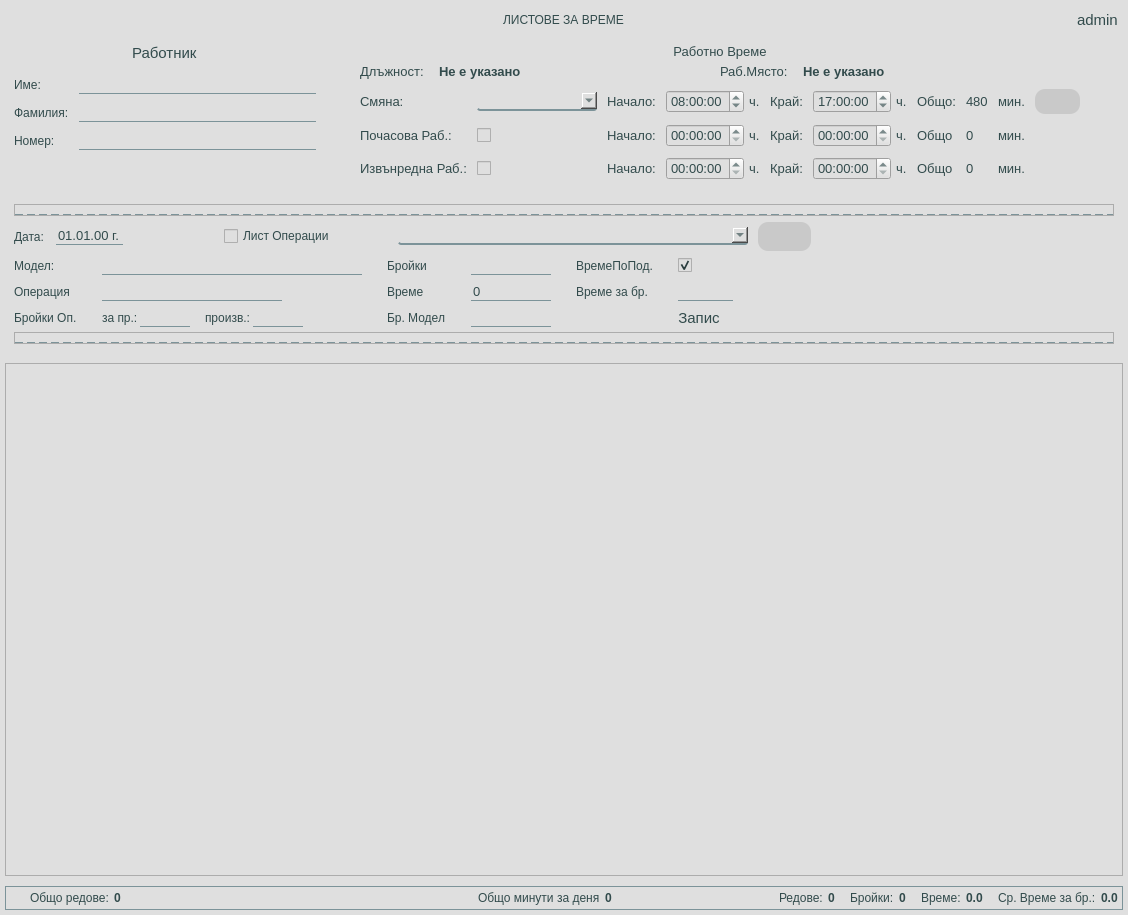
First picture: the form in app/ui/widgets/customTimePapersWidget.ui, repository DevilPhp/WorkSalary.v01, before the edit.
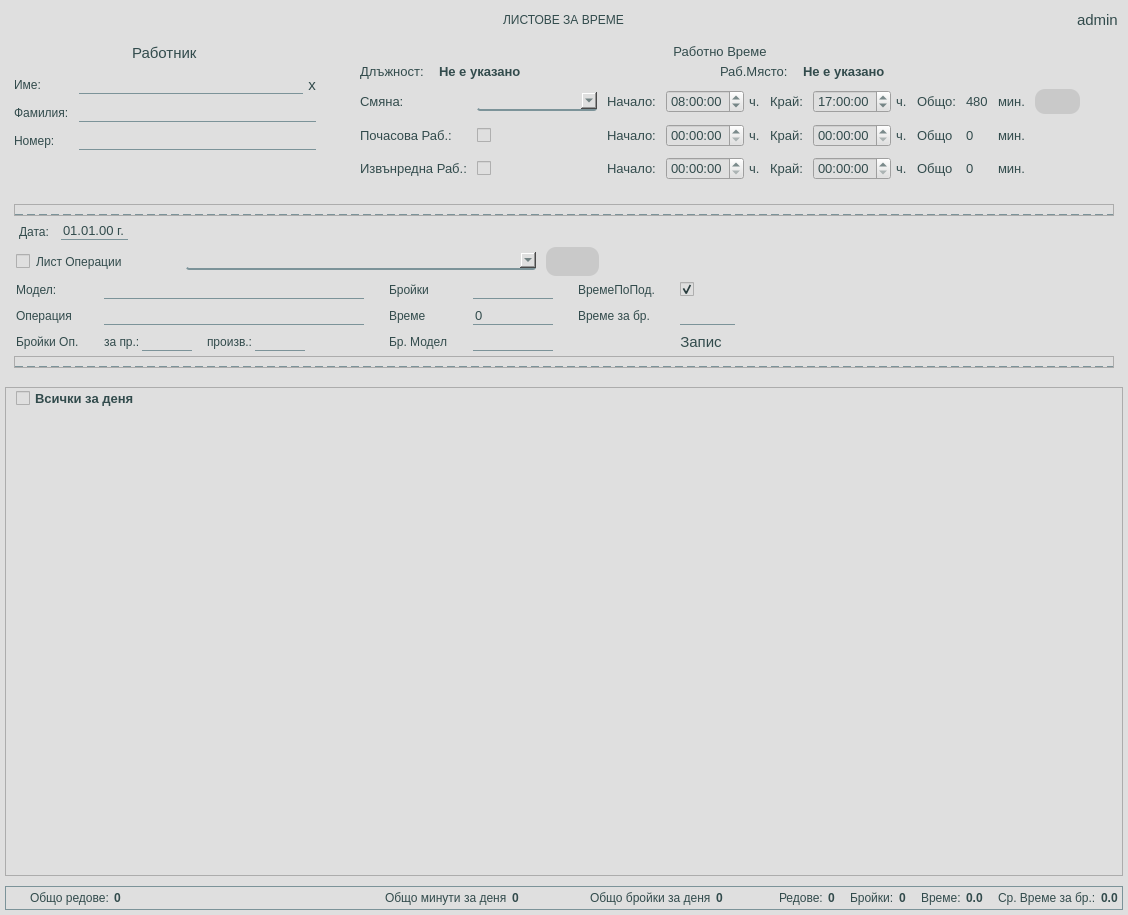
Second picture: the form after the edit. Icons and pictures are not drawn.

Diff of the .ui file:
```diff
--- a/app/ui/widgets/customTimePapersWidget.ui
+++ b/app/ui/widgets/customTimePapersWidget.ui
@@ -51,6 +51,10 @@
 	font-size: 11pt;
 }
 
+#operationsGroupsCheckBox {
+	padding: 0px;
+}
+
 QDateEdit::up-button, QDateEdit::down-button{
 	width: 0px;
 }
@@ -62,6 +66,27 @@
 	border-bottom: 1px solid #7c9399;
 }
 
+QMenu {
+	border: 1px solid #aeaeae;
+	border-radius: 5px;
+}
+
+QMenu::item {
+	padding: 5px;
+}
+
+QMenu::item:selected {
+	background-color: #aeaeae;
+	padding-left: 7px;
+}
+
+#clearWorkerNameBtn {
+	padding: 0;
+	background-color: #dfdfdf;
+	font-size: 11pt;
+	font-weght: 900;
+}
+
 #statusBar {
 	border: 1px solid #7c9399;
 }
@@ -70,7 +95,7 @@
 }
 
 #avrTimePerPiece, #totalSelectedPieces, #totalSelectedTime, #totalSelectedRows, #totalViewRows, #totalWorkingMins,
-#piecesForProdLineEdit, #piecesProducedLineEdit {
+#piecesForProdLineEdit, #piecesProducedLineEdit, #totalProdPieces {
 	font-weight: 700;
 }
 
@@ -112,6 +137,11 @@
 	font-size: 10pt;
 }
 
+#showAllCheckBox {
+	font-weight: 600;
+	font-size: 10pt;
+}
+
 QComboBox{
 	background-color: #dfdfdf;
 	border-bottom: 2px solid #7c9399;
@@ -358,16 +388,6 @@
                    </property>
                   </widget>
                  </item>
-                 <item row="0" column="1">
-                  <widget class="QLineEdit" name="workerNameLineEdit">
-                   <property name="text">
-                    <string/>
-                   </property>
-                   <property name="placeholderText">
-                    <string/>
-                   </property>
-                  </widget>
-                 </item>
                  <item row="1" column="0">
                   <widget class="QLabel" name="label_4">
                    <property name="text">
@@ -402,6 +422,47 @@
                    </property>
                   </widget>
                  </item>
+                 <item row="0" column="1">
+                  <widget class="QWidget" name="widget_14" native="true">
+                   <layout class="QHBoxLayout" name="horizontalLayout_34">
+                    <property name="spacing">
+                     <number>5</number>
+                    </property>
+                    <property name="leftMargin">
+                     <number>0</number>
+                    </property>
+                    <property name="topMargin">
+                     <number>0</number>
+                    </property>
+                    <property name="rightMargin">
+                     <number>0</number>
+                    </property>
+                    <property name="bottomMargin">
+                     <number>0</number>
+                    </property>
+                    <item>
+                     <widget class="QLineEdit" name="workerNameLineEdit">
+                      <property name="text">
+                       <string/>
+                      </property>
+                      <property name="placeholderText">
+                       <string/>
+                      </property>
+                      <property name="clearButtonEnabled">
+                       <bool>false</bool>
+                      </property>
+                     </widget>
+                    </item>
+                    <item>
+                     <widget class="QPushButton" name="clearWorkerNameBtn">
+                      <property name="text">
+                       <string>x</string>
+                      </property>
+                     </widget>
+                    </item>
+                   </layout>
+                  </widget>
+                 </item>
                 </layout>
                </item>
               </layout>
@@ -1096,7 +1157,7 @@
           <widget class="QWidget" name="widget_5" native="true">
            <layout class="QHBoxLayout" name="horizontalLayout_29">
             <property name="spacing">
-             <number>50</number>
+             <number>30</number>
             </property>
             <property name="leftMargin">
              <number>0</number>
@@ -1117,7 +1178,7 @@
                 <number>8</number>
                </property>
                <property name="leftMargin">
-                <number>0</number>
+                <number>5</number>
                </property>
                <property name="topMargin">
                 <number>0</number>
@@ -1156,7 +1217,7 @@
                    <second>0</second>
                    <year>1990</year>
                    <month>9</month>
-                   <day>5</day>
+                   <day>4</day>
                   </datetime>
                  </property>
                  <property name="displayFormat">
@@ -1192,7 +1253,52 @@
               </layout>
              </widget>
             </item>
+           </layout>
+          </widget>
+         </item>
             <item>
+          <widget class="QWidget" name="modelAndOperationHolder" native="true">
+           <layout class="QVBoxLayout" name="verticalLayout_13">
+            <property name="spacing">
+             <number>5</number>
+            </property>
+            <property name="leftMargin">
+             <number>0</number>
+            </property>
+            <property name="topMargin">
+             <number>0</number>
+            </property>
+            <property name="rightMargin">
+             <number>0</number>
+            </property>
+            <property name="bottomMargin">
+             <number>0</number>
+            </property>
+            <item alignment="Qt::AlignLeft">
+             <widget class="QWidget" name="timePapersHolder" native="true">
+              <property name="minimumSize">
+               <size>
+                <width>0</width>
+                <height>0</height>
+               </size>
+              </property>
+              <layout class="QVBoxLayout" name="verticalLayout_3">
+               <property name="spacing">
+                <number>5</number>
+               </property>
+               <property name="leftMargin">
+                <number>2</number>
+               </property>
+               <property name="topMargin">
+                <number>0</number>
+               </property>
+               <property name="rightMargin">
+                <number>0</number>
+               </property>
+               <property name="bottomMargin">
+                <number>0</number>
+               </property>
+               <item alignment="Qt::AlignLeft">
              <widget class="QWidget" name="operationsGroupsHolder" native="true">
               <property name="minimumSize">
                <size>
@@ -1291,51 +1397,6 @@
               </layout>
              </widget>
             </item>
-           </layout>
-          </widget>
-         </item>
-         <item>
-          <widget class="QWidget" name="modelAndOperationHolder" native="true">
-           <layout class="QVBoxLayout" name="verticalLayout_13">
-            <property name="spacing">
-             <number>5</number>
-            </property>
-            <property name="leftMargin">
-             <number>0</number>
-            </property>
-            <property name="topMargin">
-             <number>0</number>
-            </property>
-            <property name="rightMargin">
-             <number>0</number>
-            </property>
-            <property name="bottomMargin">
-             <number>0</number>
-            </property>
-            <item alignment="Qt::AlignLeft">
-             <widget class="QWidget" name="timePapersHolder" native="true">
-              <property name="minimumSize">
-               <size>
-                <width>0</width>
-                <height>0</height>
-               </size>
-              </property>
-              <layout class="QVBoxLayout" name="verticalLayout_3">
-               <property name="spacing">
-                <number>5</number>
-               </property>
-               <property name="leftMargin">
-                <number>0</number>
-               </property>
-               <property name="topMargin">
-                <number>0</number>
-               </property>
-               <property name="rightMargin">
-                <number>0</number>
-               </property>
-               <property name="bottomMargin">
-                <number>0</number>
-               </property>
                <item>
                 <layout class="QGridLayout" name="operationsLayout">
                  <property name="horizontalSpacing">
@@ -1390,7 +1451,7 @@
                   <widget class="QLineEdit" name="modelOperationLineEdit">
                    <property name="maximumSize">
                     <size>
-                     <width>180</width>
+                     <width>16777215</width>
                      <height>16777215</height>
                     </size>
                    </property>
@@ -1702,7 +1763,7 @@
         <x>0</x>
         <y>0</y>
         <width>1116</width>
-        <height>478</height>
+        <height>449</height>
        </rect>
       </property>
       <layout class="QVBoxLayout" name="verticalLayout_12">
@@ -1723,25 +1784,59 @@
        </property>
        <item>
         <widget class="QWidget" name="timePaperTableHolder" native="true">
+         <property name="sizePolicy">
+          <sizepolicy hsizetype="Expanding" vsizetype="Expanding">
+           <horstretch>0</horstretch>
+           <verstretch>0</verstretch>
+          </sizepolicy>
+         </property>
          <property name="toolTipDuration">
           <number>-1</number>
          </property>
          <layout class="QVBoxLayout" name="verticalLayout_11">
           <property name="spacing">
-           <number>5</number>
+           <number>0</number>
           </property>
           <property name="leftMargin">
-           <number>5</number>
+           <number>10</number>
           </property>
           <property name="topMargin">
-           <number>5</number>
+           <number>0</number>
           </property>
           <property name="rightMargin">
-           <number>5</number>
+           <number>0</number>
           </property>
           <property name="bottomMargin">
            <number>0</number>
           </property>
+          <item alignment="Qt::AlignTop">
+           <widget class="QWidget" name="widget_19" native="true">
+            <layout class="QHBoxLayout" name="horizontalLayout_35">
+             <property name="spacing">
+              <number>10</number>
+             </property>
+             <property name="leftMargin">
+              <number>0</number>
+             </property>
+             <property name="topMargin">
+              <number>0</number>
+             </property>
+             <property name="rightMargin">
+              <number>0</number>
+             </property>
+             <property name="bottomMargin">
+              <number>0</number>
+             </property>
+             <item>
+              <widget class="QCheckBox" name="showAllCheckBox">
+               <property name="text">
+                <string>Всички за деня</string>
+               </property>
+              </widget>
+             </item>
+            </layout>
+           </widget>
+          </item>
          </layout>
         </widget>
        </item>
@@ -1848,7 +1943,7 @@
           <number>0</number>
          </property>
          <item alignment="Qt::AlignHCenter|Qt::AlignVCenter">
-          <widget class="QWidget" name="widget_19" native="true">
+          <widget class="QWidget" name="totalWorkingMinsHolder" native="true">
            <layout class="QHBoxLayout" name="horizontalLayout_27">
             <property name="spacing">
              <number>5</number>
@@ -1899,6 +1994,41 @@
            </layout>
           </widget>
          </item>
+         <item alignment="Qt::AlignHCenter">
+          <widget class="QWidget" name="totalProdPiecesHolder" native="true">
+           <layout class="QHBoxLayout" name="horizontalLayout_19">
+            <property name="spacing">
+             <number>5</number>
+            </property>
+            <property name="leftMargin">
+             <number>0</number>
+            </property>
+            <property name="topMargin">
+             <number>0</number>
+            </property>
+            <property name="rightMargin">
+             <number>0</number>
+            </property>
+            <property name="bottomMargin">
+             <number>0</number>
+            </property>
+            <item>
+             <widget class="QLabel" name="label_46">
+              <property name="text">
+               <string>Общо бройки за деня</string>
+              </property>
+             </widget>
+            </item>
+            <item>
+             <widget class="QLabel" name="totalProdPieces">
+              <property name="text">
+               <string>0</string>
+              </property>
+             </widget>
+            </item>
+           </layout>
+          </widget>
+         </item>
         </layout>
        </widget>
       </item>
```
Lines whose indentation alone changed are shown as unchanged.
